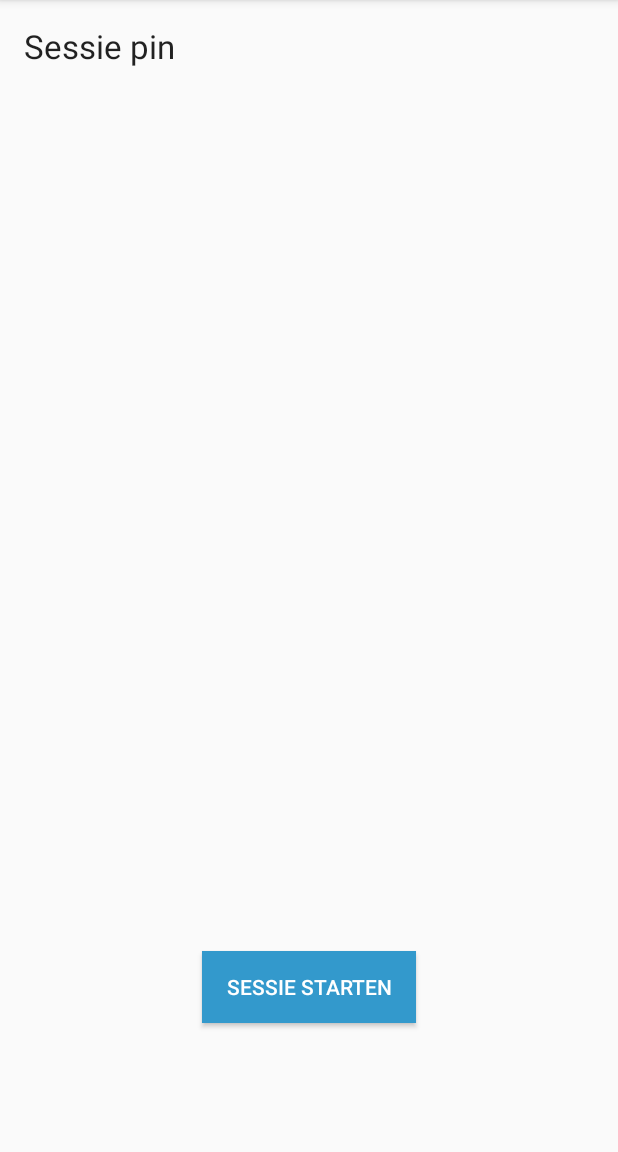
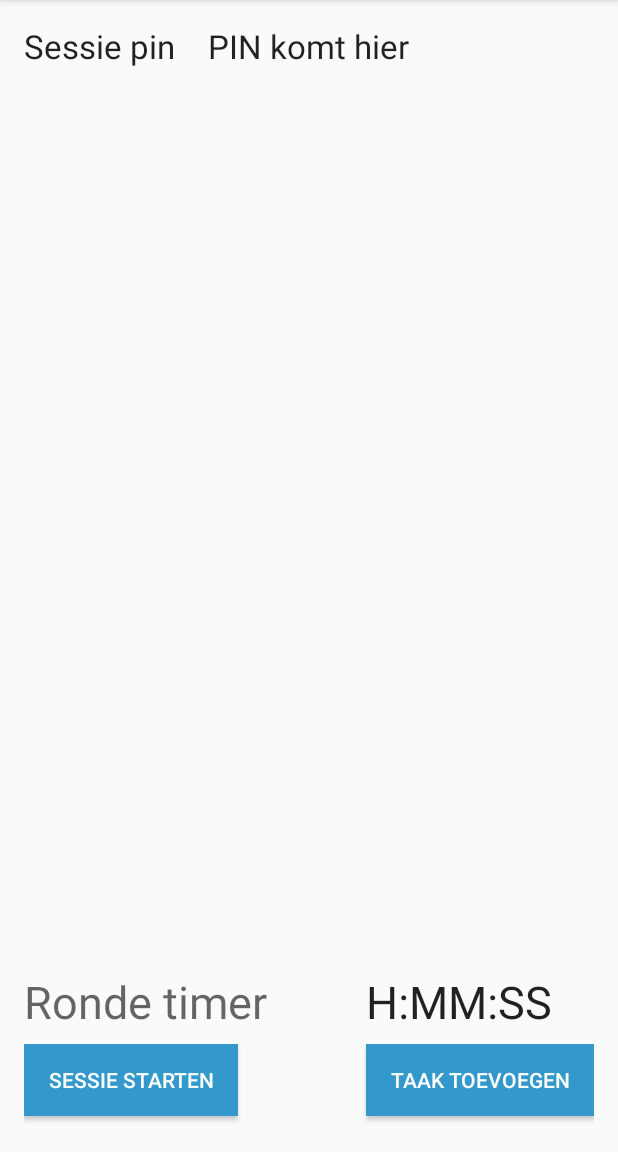
Before and after one commit to RoyAdmiraal/IPMEDT4, an Android app: the SessieEigenschappenActivity screen opened directly, with no data from a screen before it, on a phone screen of 412 x 824 dp, the part 84-1236 px from its top. Run offline under Robolectric (Android 15) with nearby library versions, the phone set to English and light mode, and no system bars.

Commit message:
app weer volledig

```diff
--- a/app/src/main/res/layout/activity_sessie_eigenschappen.xml
+++ b/app/src/main/res/layout/activity_sessie_eigenschappen.xml
@@ -7,7 +7,8 @@
     android:paddingLeft="@dimen/activity_horizontal_margin"
     android:paddingRight="@dimen/activity_horizontal_margin"
     android:paddingTop="@dimen/activity_vertical_margin"
-    tools:context="com.example.royadmiraal.planningpoker.SessieEigenschappenActivity">
+    tools:context="com.example.royadmiraal.planningpoker.SessieEigenschappenActivity"
+    android:scrollIndicators="right">
 
     <TextView
         android:layout_width="wrap_content"
@@ -20,6 +21,16 @@
         android:layout_alignLeft="@+id/doorgaanButton"
         android:layout_alignStart="@+id/doorgaanButton" />
 
+    <TextView
+        android:layout_width="wrap_content"
+        android:layout_height="wrap_content"
+        android:textAppearance="?android:attr/textAppearanceLarge"
+        android:text="PIN komt hier"
+        android:id="@+id/IdPin"
+        android:layout_gravity="center_horizontal"
+        android:layout_above="@+id/listView"
+        android:layout_centerHorizontal="true" />
+
     <Button
         style="@style/Button"
         android:layout_width="wrap_content"
@@ -29,7 +40,51 @@
         android:onClick="doorgaanSpeelveld"
         android:layout_gravity="center_horizontal"
         android:layout_alignParentBottom="true"
+        android:layout_alignParentLeft="true"
+        android:layout_alignParentStart="true" />
+
+    <Button
+        style="@style/Button"
+        android:layout_width="wrap_content"
+        android:layout_height="wrap_content"
+        android:text="Taak toevoegen"
+        android:id="@+id/taakToevoegenButton"
+        android:onClick=""
+        android:layout_gravity="center_horizontal"
+        android:layout_alignParentBottom="true"
+        android:layout_alignRight="@+id/listView"
+        android:layout_alignEnd="@+id/listView" />
+
+    <TextView
+        android:layout_width="wrap_content"
+        android:layout_height="wrap_content"
+        android:textAppearance="?android:attr/textAppearanceMedium"
+        android:text="Ronde timer"
+        android:id="@+id/rondeTimer"
+        android:textSize="30dp"
+        android:layout_above="@+id/sessieStartenButton"
+        android:layout_alignParentLeft="true"
+        android:layout_alignParentStart="true" />
+
+    <Chronometer
+        android:layout_width="wrap_content"
+        android:layout_height="wrap_content"
+        android:id="@+id/chronometer"
+        android:textSize="30dp"
+        android:clickable="true"
+        android:autoText="false"
+        android:format="H:MM:SS"
+        android:layout_below="@+id/listView"
+        android:layout_alignLeft="@+id/taakToevoegenButton"
+        android:layout_alignStart="@+id/taakToevoegenButton" />
+
+    <ListView
+        android:layout_width="wrap_content"
+        android:layout_height="wrap_content"
+        android:id="@+id/listView"
+        android:nestedScrollingEnabled="true"
+        android:layout_above="@+id/rondeTimer"
         android:layout_centerHorizontal="true"
-        android:layout_marginBottom="70dp" />
+        android:layout_below="@+id/sessiePin" />
 
 </RelativeLayout>
--- a/app/src/main/res/values/strings.xml
+++ b/app/src/main/res/values/strings.xml
@@ -56,6 +56,7 @@
             bekijken. \n
             Indien u nog geen eerdere sessies heeft gespeeld zal \n
             dit venster leeg zijn.</font>
+        \n
     </string>
     <string name="title_activity_resultaten">Resultaten Sessie</string>
     <string name="title_activity_aanmaken">Aanmaken Sessie</string>
```
Also changed, not shown: app/src/main/AndroidManifest.xml (+7 -7 lines), app/src/main/java/com/example/royadmiraal/planningpoker/ImageAdapter.java (added, +78 -0 lines), app/src/main/java/com/example/royadmiraal/planningpoker/SpeelveldActivity.java (+12 -9 lines), app/src/main/java/com/example/royadmiraal/planningpoker/TaakToevoegenActivity.java (added, +13 -0 lines), app/src/main/res/layout/activity_help.xml (+18 -9 lines), app/src/main/res/layout/activity_speelveld.xml (+15 -16 lines), app/src/main/res/layout/activity_taak_toevoegen.xml (added, +12 -0 lines).
